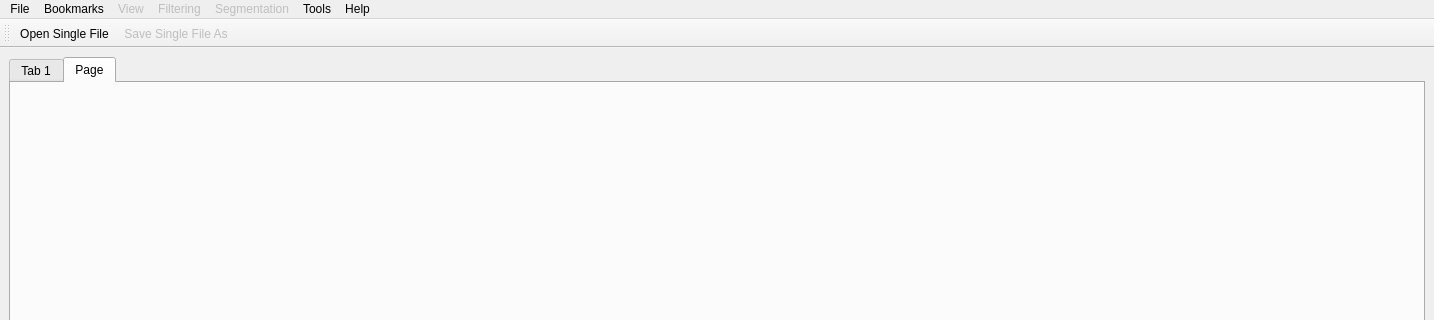
The window that branches/GoFigure2Beta/Code/GUI/src/go.ui (gofigure2/GoFigure2) describes before a commit, drawn with Qt 5; both pictures show x 0 to 1434 and y 0 to 320 of the 1434 by 826 pixel window.
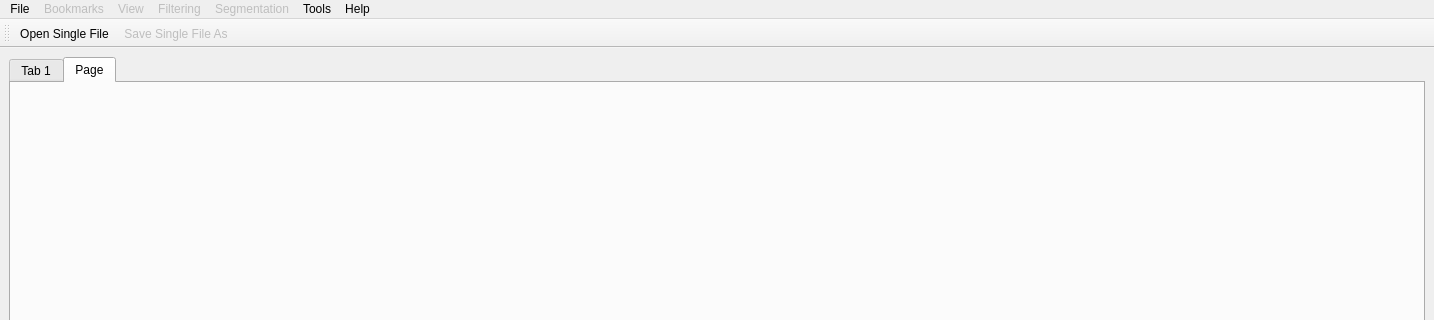
The same window after the commit. Icons and pictures are not drawn.

Commit message: ENH: Get everything ready before rc1

```diff
--- a/branches/GoFigure2Beta/Code/GUI/src/go.ui
+++ b/branches/GoFigure2Beta/Code/GUI/src/go.ui
@@ -59,7 +59,7 @@
      <x>0</x>
      <y>0</y>
      <width>1434</width>
-     <height>26</height>
+     <height>25</height>
     </rect>
    </property>
    <widget class="QMenu" name="menuFile">
@@ -155,7 +155,7 @@
    </widget>
    <widget class="QMenu" name="menuBookmarks">
     <property name="enabled">
-     <bool>true</bool>
+     <bool>false</bool>
     </property>
     <property name="title">
      <string>Bookmarks</string>
```
Left out of the diff: 24 changed lines with no effect on the pictures. The commit also changes 1 other file.
